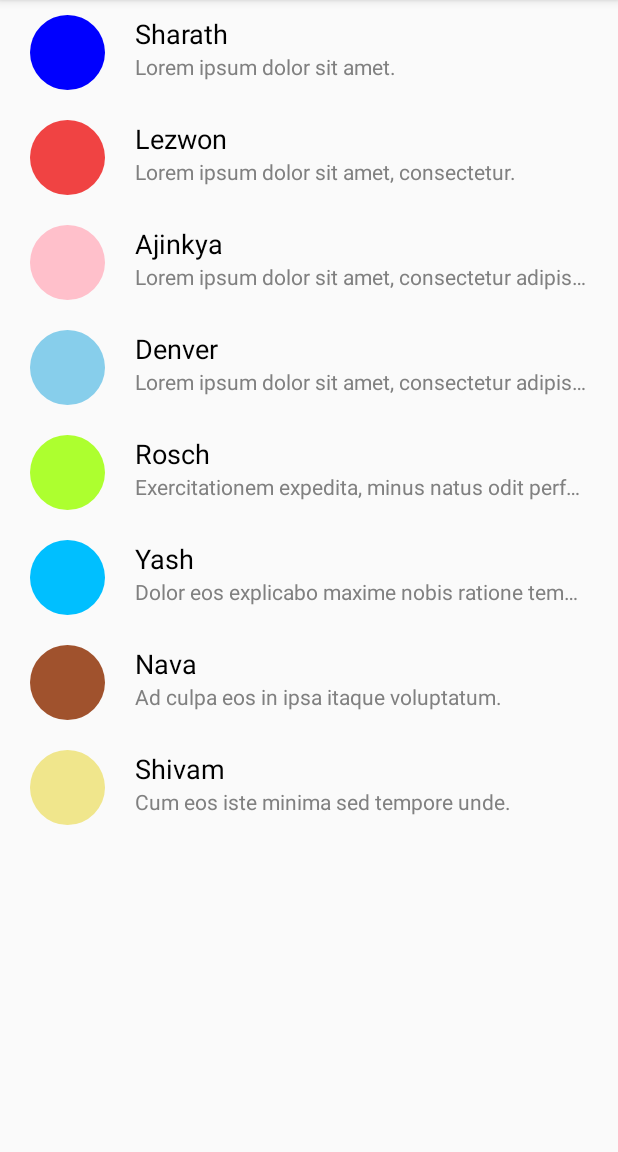
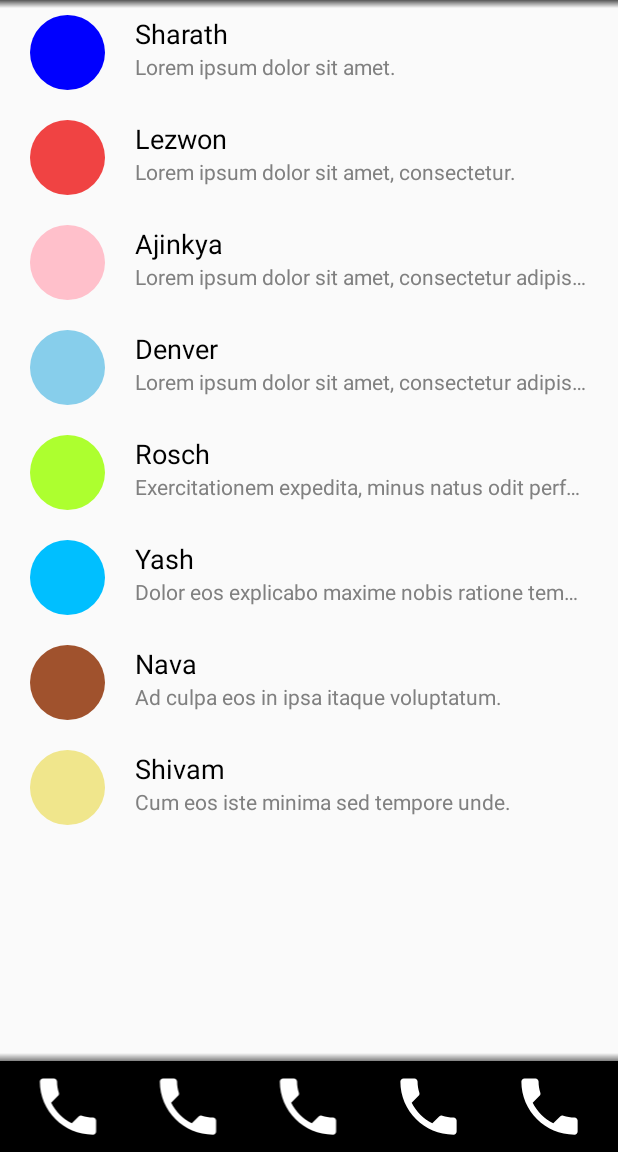
Before and after one commit to lezwon/GigPool, an Android app: the HomeActivity screen opened directly, with no data from a screen before it, on a phone screen of 412 x 824 dp, the part 84-1236 px from its top. Run offline under Robolectric (Android 15) with nearby library versions, the phone set to English and light mode, and no system bars; our stand-ins replace CircleImageView.

Commit message:
added bottom menu new shadow

```diff
--- a/app/build.gradle
+++ b/app/build.gradle
@@ -32,4 +32,5 @@ dependencies {
     compile 'com.android.support:recyclerview-v7:23.1.1'
     compile 'com.rockerhieu.emojicon:library:1.3.1'
     compile 'com.jakewharton:butterknife:8.0.1'
+    compile 'com.azimolabs.maskformatter:maskformatter:0.2'
 }
--- a/app/src/main/java/test/lezwon/firstapp/RegisterActivity.java
+++ b/app/src/main/java/test/lezwon/firstapp/RegisterActivity.java
@@ -5,15 +5,20 @@ import android.os.Bundle;
 import android.support.v7.app.AppCompatActivity;
 import android.text.Editable;
 import android.text.TextWatcher;
+import android.view.KeyEvent;
 import android.view.View;
 import android.widget.EditText;
+import android.widget.Toast;
 import butterknife.ButterKnife;
 import butterknife.OnClick;
+import com.azimolabs.maskformatter.MaskFormatter;
 
 import java.util.ArrayList;
 
 public class RegisterActivity extends AppCompatActivity {
 
+
+    private static final String IBAN_MASK = "999 999 9999";
     private ArrayList<EditText> phoneEditTextArrayList;
 
     @Override
@@ -21,6 +26,7 @@ public class RegisterActivity extends AppCompatActivity {
         super.onCreate(savedInstanceState);
         setContentView(R.layout.activity_register);
         ButterKnife.bind(this);
+
 
         phoneEditTextArrayList = new ArrayList<>();
         phoneEditTextArrayList.add((EditText) findViewById(R.id.text_phone_num_1));
@@ -31,6 +37,9 @@ public class RegisterActivity extends AppCompatActivity {
             phoneEditTextArrayList.get(i).addTextChangedListener(new PhoneNumberTextboxListener(i));
         }
     }
+
+
+
 
     @OnClick(R.id.btn_verify_number)
     void verifyNumber(View view){
@@ -57,14 +66,16 @@ public class RegisterActivity extends AppCompatActivity {
 
         @Override
         public void afterTextChanged(Editable editable) {
-            if(editable.length() == 3 && currentTextBoxPos != 2){
+            if(editable.length() >= 3 && currentTextBoxPos != 2){
                 phoneEditTextArrayList.get(currentTextBoxPos +1).requestFocus();
                 return;
             }
 
             //todo backspace deletes from previous edittext
             if(editable.length() == 0 && currentTextBoxPos != 0){
-                phoneEditTextArrayList.get(currentTextBoxPos -1).requestFocus();
+                EditText editText = phoneEditTextArrayList.get(currentTextBoxPos - 1);
+                editText.requestFocus();
+                editText.dispatchKeyEvent(new KeyEvent(100,500,KeyEvent.ACTION_DOWN,KeyEvent.KEYCODE_DEL,3));
             }
 
         }
--- /dev/null
+++ b/app/src/main/res/drawable/shadow_top_to_bottom.xml
@@ -0,0 +1,7 @@
+<shape xmlns:android="http://schemas.android.com/apk/res/android" android:shape="rectangle" >
+    <gradient
+            android:type="linear"
+            android:startColor="#b9262626"
+            android:endColor="#00000000"
+            android:angle="270"/>
+</shape>
--- a/app/src/main/res/layout/activity_home.xml
+++ b/app/src/main/res/layout/activity_home.xml
@@ -10,23 +10,62 @@
         android:fitsSystemWindows="true"
 >
 
-        <LinearLayout
+        <RelativeLayout
                 android:layout_width="match_parent"
                 android:layout_height="wrap_content"
                 android:theme="@style/ThemeOverlay.AppCompat.Dark.ActionBar"
                 android:orientation="vertical">
 
-            <include layout="@layout/app_bar"/>
+            <include layout="@layout/app_bar" android:id="@+id/include_app_bar"/>
+
+            <FrameLayout
+                    android:layout_width="match_parent"
+                    android:layout_below="@id/include_app_bar"
+                    android:layout_height="5dp"
+                    android:background="@drawable/shadow_top_to_bottom"
+            >
+
+            </FrameLayout>
 
             <fragment
                     android:layout_width="match_parent"
                     android:layout_height="wrap_content"
+                    android:layout_below="@id/include_app_bar"
                     android:id="@+id/main_fragment"
                     android:name="test.lezwon.firstapp.ChatListFragment"
                     tools:layout="@layout/fragment_chat_list"
             />
 
-        </LinearLayout>
+            <FrameLayout
+                    android:layout_width="match_parent"
+                    android:layout_above="@+id/menu_bottom"
+                    android:layout_height="5dp"
+                    android:background="@drawable/shadow_bottom_to_top"
+            >
+
+            </FrameLayout>
+
+            <LinearLayout
+                    android:id="@+id/menu_bottom"
+                    android:layout_alignParentBottom="true"
+                    android:layout_width="match_parent"
+                    android:layout_height="wrap_content"
+                    android:orientation="horizontal"
+                    android:weightSum="5"
+                    android:padding="5dp"
+                    android:background="@color/Black"
+            >
+
+                <ImageView android:layout_width="wrap_content" android:layout_height="wrap_content" android:src="@drawable/ic_call" android:layout_weight="1"/>
+                <ImageView android:layout_width="wrap_content" android:layout_height="wrap_content" android:src="@drawable/ic_call" android:layout_weight="1"/>
+                <ImageView android:layout_width="wrap_content" android:layout_height="wrap_content" android:src="@drawable/ic_call" android:layout_weight="1"/>
+                <ImageView android:layout_width="wrap_content" android:layout_height="wrap_content" android:src="@drawable/ic_call" android:layout_weight="1"/>
+                <ImageView android:layout_width="wrap_content" android:layout_height="wrap_content" android:src="@drawable/ic_call" android:layout_weight="1"/>
+
+
+            </LinearLayout>
+
+        </RelativeLayout>
 
 
     <!--Drawer-->
--- a/app/src/main/res/layout/activity_register.xml
+++ b/app/src/main/res/layout/activity_register.xml
@@ -3,8 +3,9 @@
         xmlns:android="http://schemas.android.com/apk/res/android"
         xmlns:tools="http://schemas.android.com/tools"
         android:layout_width="match_parent"
-        android:layout_height="match_parent"
-        tools:context="test.lezwon.firstapp.RegisterActivity">
+        android:layout_height="match_parent" xmlns:app="http://schemas.android.com/apk/res-auto"
+        tools:context="test.lezwon.firstapp.RegisterActivity"
+>
 
     <ImageView
             android:layout_width="match_parent"
@@ -16,7 +17,7 @@
     <FrameLayout
             android:layout_width="match_parent"
             android:layout_height="5dp"
-            android:background="@drawable/shadow_black_top"
+            android:background="@drawable/shadow_bottom_to_top"
             android:layout_above="@+id/phone_form_container">
 
     </FrameLayout>
@@ -51,6 +52,8 @@
                 android:weightSum="13"
                 android:layout_marginBottom="20dp"
         >
+
+
 
             <EditText
                     android:layout_width="0dp"
--- a/build.gradle
+++ b/build.gradle
@@ -5,7 +5,7 @@ buildscript {
         jcenter()
     }
     dependencies {
-        classpath 'com.android.tools.build:gradle:1.5.0'
+        classpath 'com.android.tools.build:gradle:2.0.0'
         classpath 'com.neenbedankt.gradle.plugins:android-apt:1.8'
 
 
```
Also changed, not shown: app/src/main/res/drawable/comic_bubble.9.png (added), app/src/main/res/drawable/shadow_bottom_to_top.xml (renamed from app/src/main/res/drawable/shadow_black_top.xml), gradle/wrapper/gradle-wrapper.properties.
